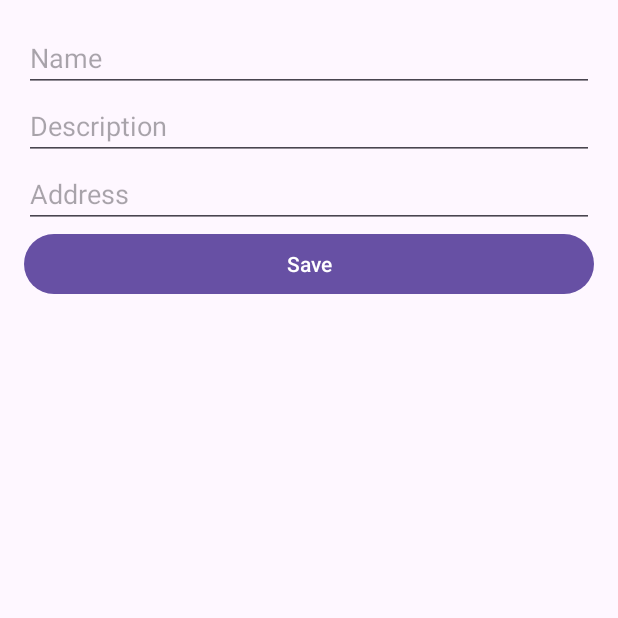
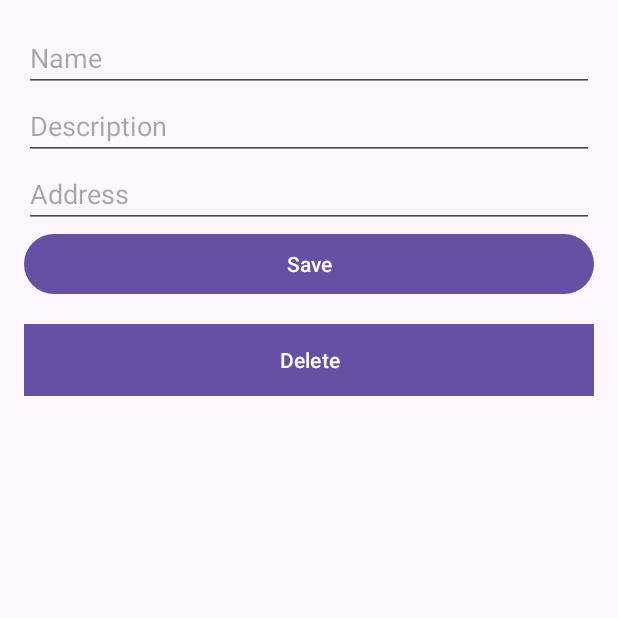
Before and after one commit to MercuryAtom31/GeoCache-Explore-Android-Application, an Android app: the fragment CacheEditFragment placed in its activity, on a phone screen of 412 x 824 dp, the top half of it. Run offline under Robolectric (Android 15) with nearby library versions, the phone set to English and light mode, and no system bars; 5 statements that could not run were skipped.

Commit message:
Added the ability to delete geocaches.

```diff
--- a/app/src/main/java/com/example/geocacheexploreandroidapplication/CacheEdit.kt
+++ /dev/null
@@ -1,117 +0,0 @@
-package com.example.geocacheexploreandroidapplication
-
-import android.os.Bundle
-import android.view.LayoutInflater
-import android.view.View
-import android.view.ViewGroup
-import android.widget.Button
-import android.widget.EditText
-import androidx.fragment.app.Fragment
-import androidx.navigation.fragment.findNavController
-import androidx.navigation.fragment.navArgs
-
-class CacheEditFragment : Fragment() {
-    private val args: CacheEditFragmentArgs by navArgs()
-
-    override fun onCreateView(
-        inflater: LayoutInflater, container: ViewGroup?,
-        savedInstanceState: Bundle?
-    ): View? {
-        return inflater.inflate(R.layout.fragment_cache_edit, container, false)
-    }
-
-    override fun onViewCreated(view: View, savedInstanceState: Bundle?) {
-        super.onViewCreated(view, savedInstanceState)
-        val nameEditText = view.findViewById<EditText>(R.id.editTextCacheName)
-        val descriptionEditText = view.findViewById<EditText>(R.id.editTextCacheDescription)
-        val addressEditText = view.findViewById<EditText>(R.id.editTextCacheAddress)
-        val saveButton = view.findViewById<Button>(R.id.button_save_cache)
-
-        val geocache = args.geocache
-        nameEditText.setText(geocache.name)
-        descriptionEditText.setText(geocache.description)
-        addressEditText.setText(geocache.address)
-
-        saveButton.setOnClickListener {
-            val updatedGeocache = geocache.copy(
-                name = nameEditText.text.toString(),
-                description = descriptionEditText.text.toString(),
-                address = addressEditText.text.toString()
-            )
-
-            // Save updated geocache to database
-            val databaseHelper = DatabaseHelper(requireContext())
-            databaseHelper.updateGeocache(updatedGeocache)
-
-            // Navigate back to details screen
-            val action = CacheEditFragmentDirections.actionCacheEditToCacheDetails(updatedGeocache)
-            findNavController().navigate(action)
-        }
-    }
-}
-
-
-
-
-
-
-
-//package com.example.geocacheexploreandroidapplication
-//
-//import android.os.Bundle
-//import androidx.fragment.app.Fragment
-//import android.view.LayoutInflater
-//import android.view.View
-//import android.view.ViewGroup
-//
-//// TODO: Rename parameter arguments, choose names that match
-//// the fragment initialization parameters, e.g. ARG_ITEM_NUMBER
-//private const val ARG_PARAM1 = "param1"
-//private const val ARG_PARAM2 = "param2"
-//
-///**
-// * A simple [Fragment] subclass.
-// * Use the [CacheEdit.newInstance] factory method to
-// * create an instance of this fragment.
-// */
-//class CacheEdit : Fragment() {
-//    // TODO: Rename and change types of parameters
-//    private var param1: String? = null
-//    private var param2: String? = null
-//
-//    override fun onCreate(savedInstanceState: Bundle?) {
-//        super.onCreate(savedInstanceState)
-//        arguments?.let {
-//            param1 = it.getString(ARG_PARAM1)
-//            param2 = it.getString(ARG_PARAM2)
-//        }
-//    }
-//
-//    override fun onCreateView(
-//        inflater: LayoutInflater, container: ViewGroup?,
-//        savedInstanceState: Bundle?
-//    ): View? {
-//        // Inflate the layout for this fragment
-//        return inflater.inflate(R.layout.fragment_cache_edit, container, false)
-//    }
-//
-//    companion object {
-//        /**
-//         * Use this factory method to create a new instance of
-//         * this fragment using the provided parameters.
-//         *
-//         * @param param1 Parameter 1.
-//         * @param param2 Parameter 2.
-//         * @return A new instance of fragment CacheEdit.
-//         */
-//        // TODO: Rename and change types and number of parameters
-//        @JvmStatic
-//        fun newInstance(param1: String, param2: String) =
-//            CacheEdit().apply {
-//                arguments = Bundle().apply {
-//                    putString(ARG_PARAM1, param1)
-//                    putString(ARG_PARAM2, param2)
-//                }
-//            }
-//    }
-//}
--- a/app/src/main/java/com/example/geocacheexploreandroidapplication/Geocache.kt
+++ b/app/src/main/java/com/example/geocacheexploreandroidapplication/Geocache.kt
@@ -6,7 +6,8 @@ import kotlinx.parcelize.Parcelize
 
 @Parcelize
 data class Geocache(
-    val id: Int? = null,
+//    val id: Int? = null,
+    val id: Int,
     val name: String,
     val description: String,
     val address: String
--- a/app/src/main/res/layout/fragment_cache_edit.xml
+++ b/app/src/main/res/layout/fragment_cache_edit.xml
@@ -27,4 +27,12 @@
         android:layout_width="match_parent"
         android:layout_height="wrap_content"
         android:text="@string/save" />
+
+    <Button
+        android:id="@+id/button_delete_cache"
+        android:layout_width="match_parent"
+        android:layout_height="wrap_content"
+        android:text="@string/delete"
+        android:layout_marginTop="16dp"
+        android:background="@android:color/holo_red_light" />
 </LinearLayout>
--- a/app/src/main/res/values/strings.xml
+++ b/app/src/main/res/values/strings.xml
@@ -16,4 +16,5 @@
     <string name="description">Description</string>
     <string name="address">Address</string>
     <string name="save">Save</string>
+    <string name="delete">Delete</string>
 </resources>
```
Also changed, not shown: app/src/main/java/com/example/geocacheexploreandroidapplication/CacheEditFragment.kt (added, +79 -0 lines), app/src/main/java/com/example/geocacheexploreandroidapplication/DatabaseHelper.kt (+15 -4 lines), app/src/main/java/com/example/geocacheexploreandroidapplication/LandingPage.kt (+0 -64 lines), app/src/main/res/layout/fragment_cache_item.xml (+0 -21 lines), app/src/main/res/layout/fragment_map.xml (+0 -7 lines).
